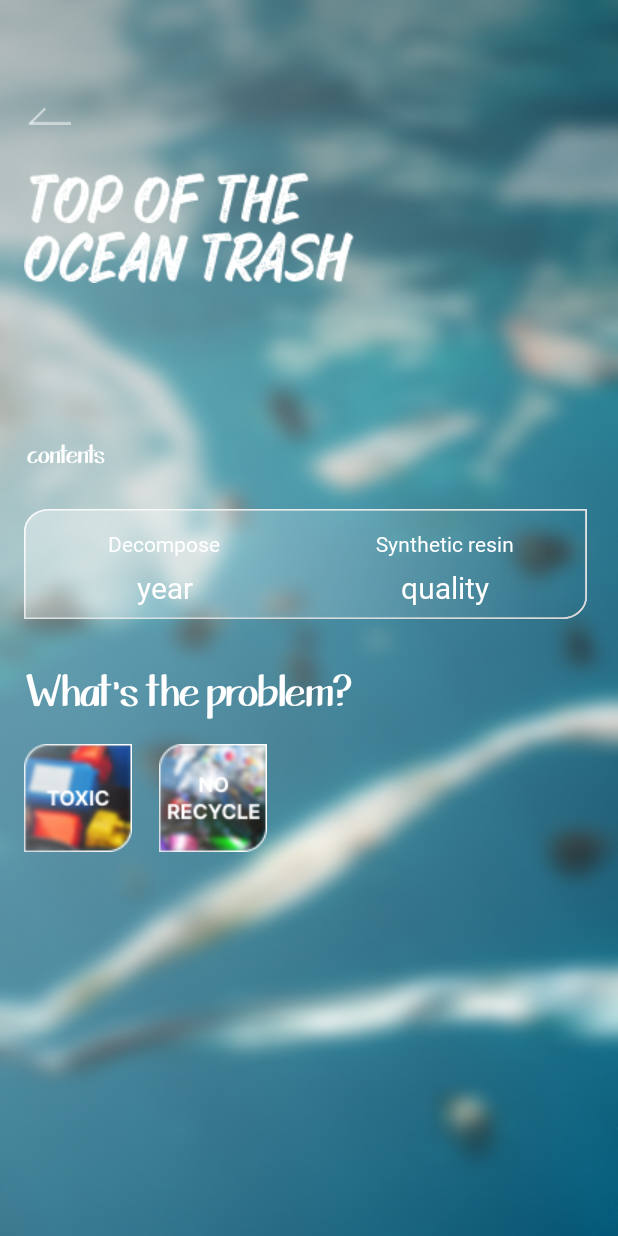
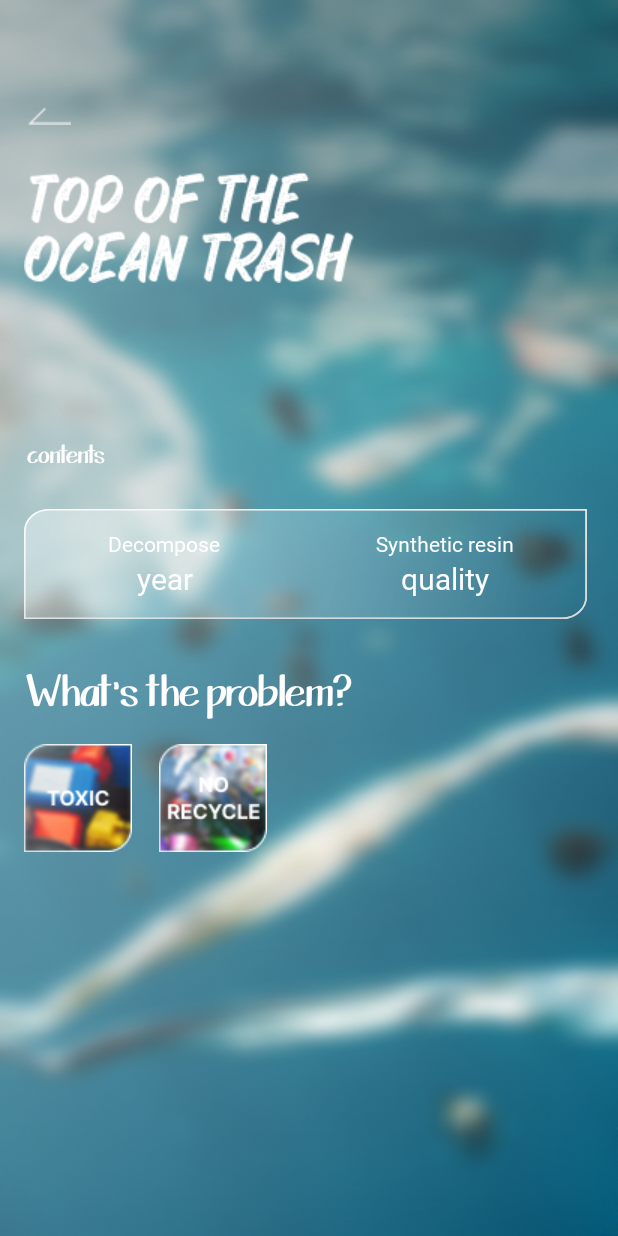
Before and after one commit to OceanNic-London/OceanNic, an Android app: the ContentActivity screen opened directly, with no data from a screen before it, on a phone screen of 412 x 824 dp. Run offline under Robolectric (Android 15) with nearby library versions, the phone set to English and light mode, and no system bars; our stand-ins replace Firebase (no records; nobody signed in at launch, a user with empty details on screens opened directly).

Commit message:
위치 조정

```diff
--- a/app/src/main/res/layout/activity_content.xml
+++ b/app/src/main/res/layout/activity_content.xml
@@ -84,7 +84,7 @@
             android:textColor="@color/white"
             android:fontFamily="@font/pretendard_bold"
             android:textSize="20sp"
-            android:layout_marginTop="6dp"/>
+/>
         </LinearLayout>
         <LinearLayout
             android:layout_width="187dp"
@@ -106,8 +106,7 @@
             android:textColor="@color/white"
             android:fontFamily="@font/pretendard_bold"
             android:textSize="20sp"
-            android:gravity="center"
-            android:layout_marginTop="6dp" />
+            android:gravity="center" />
         </LinearLayout>
         </LinearLayout>
     </FrameLayout>
```
